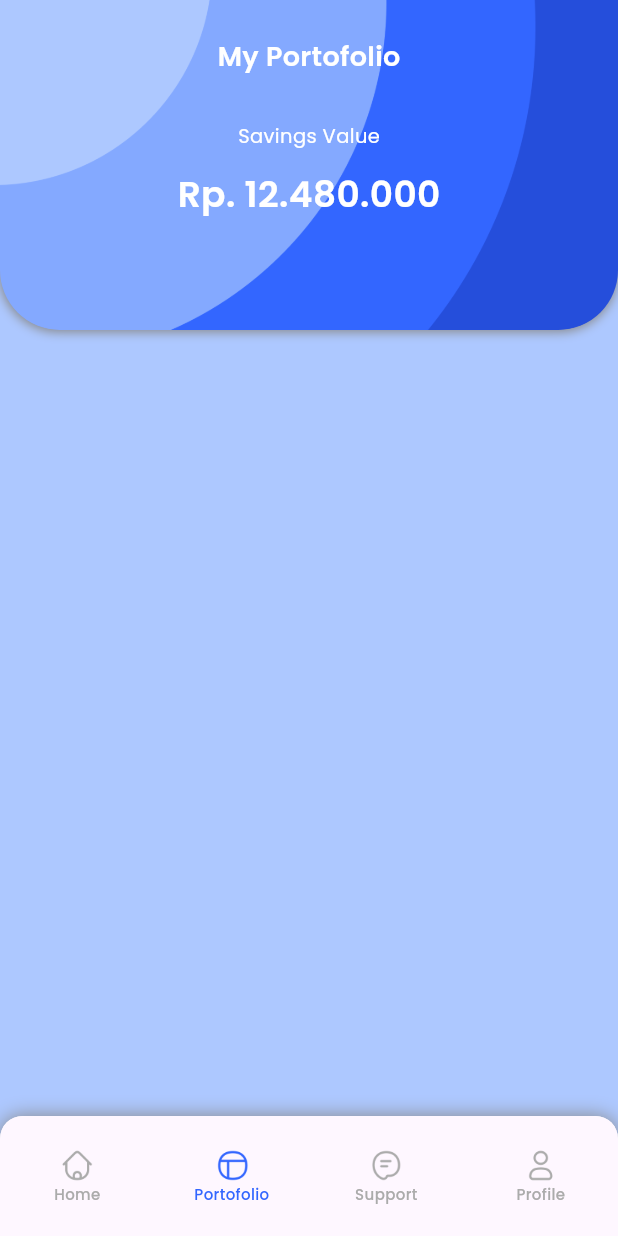
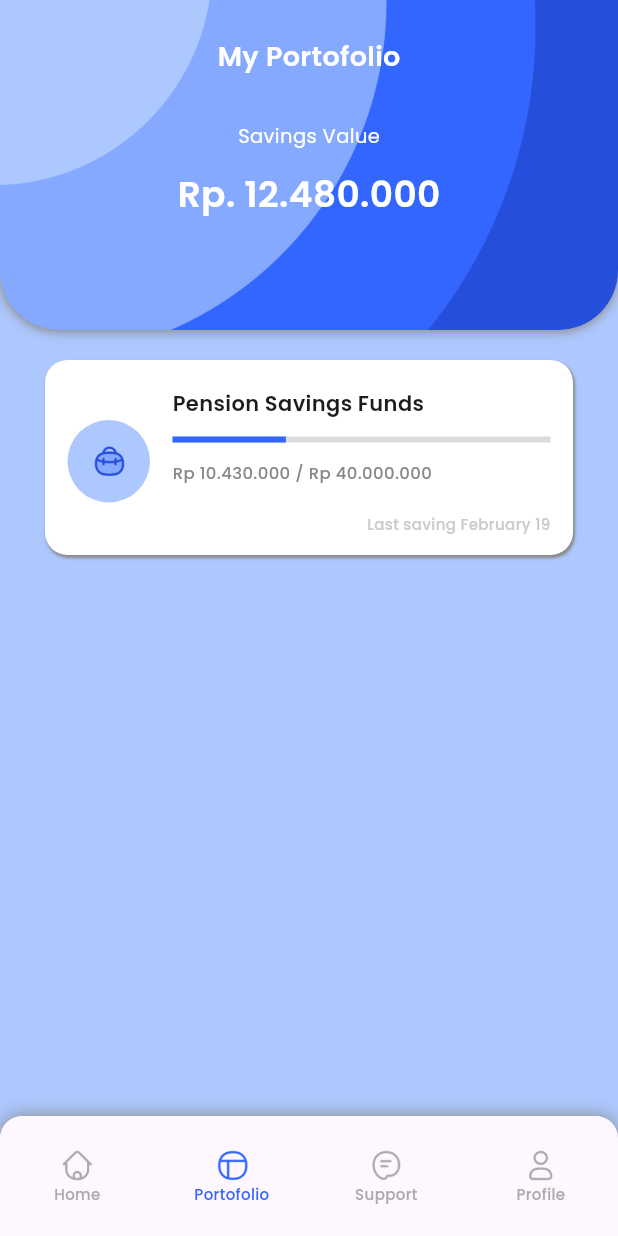
Before and after one commit to septyaanp/21102177_TI3_ppb2234-2coba, a Flutter app: the MainPage screen opened by its route, item 2 of the bottom bar chosen, on a phone screen of 412 x 824 dp. Run offline on Flutter 3.47's test engine with Material 3 defaults, Android fonts, the phone set to English and light mode, and no system bars; drawn by our look-alikes of percent_indicator; our stand-ins replace bloc, equatable, flutter_bloc, google_fonts; missing offline and left inert: dart:ffi.

Commit message:
step 6 : Portofolio Page List 1

```diff
--- a/saving_app_prak6/lib/pages/portofolio/portofolio.dart
+++ b/saving_app_prak6/lib/pages/portofolio/portofolio.dart
@@ -1,4 +1,10 @@
+import 'dart:ffi';
+import 'dart:math';
+
+import 'package:flutter/cupertino.dart';
 import 'package:flutter/material.dart';
+import 'package:flutter/widgets.dart';
+import 'package:percent_indicator/linear_percent_indicator.dart';
 import 'package:saving_app_prak6/styles/colors.dart';
 import 'package:saving_app_prak6/styles/text_style.dart';
 
@@ -57,7 +63,85 @@ class PortofolioPage extends StatelessWidget {
                 ],
               ),
             ),
-          )
+          ),
+          Container(
+            margin: EdgeInsets.only(
+              left: 30,
+              right: 30,
+              top: 20,
+            ),
+            padding: EdgeInsets.fromLTRB(15, 19, 15, 14),
+            constraints: BoxConstraints.expand(
+              height: 130,
+            ),
+            decoration: BoxDecoration(
+              color: kWhite,
+              borderRadius: BorderRadius.all(
+                Radius.circular(15),
+              ),
+              boxShadow: [
+                BoxShadow(
+                  color: kGrey,
+                  blurRadius: 1,
+                  offset: Offset.fromDirection(1, 2),
+                ),
+              ],
+            ),
+            child: Row(
+              children: [
+                Container(
+                  height: 55,
+                  width: 55,
+                  child: CircleAvatar(
+                    backgroundColor: kTropicalBlue,
+                    child: Image.asset(
+                      'assets/icons/pension.png',
+                      width: 24,
+                    ),
+                  ),
+                ),
+                SizedBox(
+                  width: 15,
+                ),
+                Expanded(
+                  child: Column(
+                    crossAxisAlignment: CrossAxisAlignment.start,
+                    children: [
+                      Text(
+                        'Pension Savings Funds',
+                        style: kSubtitle1,
+                      ),
+                      SizedBox(
+                        height: 12,
+                      ),
+                      LinearPercentIndicator(
+                        lineHeight: 4,
+                        padding: EdgeInsets.symmetric(horizontal: 0),
+                        percent: 0.3,
+                        progressColor: kBlueRibbon,
+                        backgroundColor: kGrey.withOpacity(0.3),
+                      ),
+                      SizedBox(
+                        height: 12,
+                      ),
+                      Text(
+                        'Rp 10.430.000 / Rp 40.000.000',
+                        style: kBody2.copyWith(color: kGrey),
+                      ),
+                      Spacer(),
+                      Align(
+                        alignment: Alignment.bottomRight,
+                        child: Text(
+                          'Last saving February 19',
+                          style: kCaption.copyWith(color: kLightGray),
+                        ),
+                      ),
+                    ],
+                  ),
+                )
+              ],
+            ),
+          ),
         ],
       ),
     );
```
